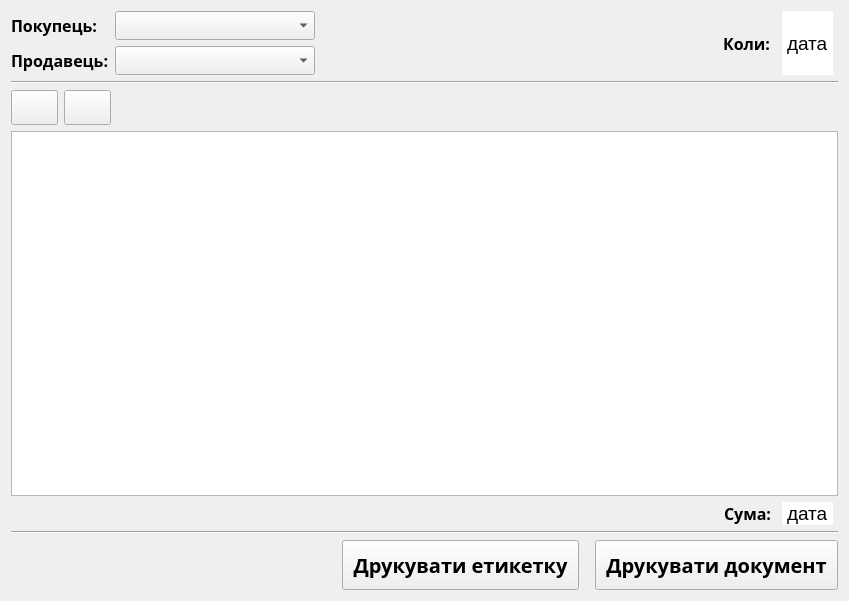
Qt form AutoCenterDesktop/widgets/records.ui (Sage-Cat/AutoCenterDesktop) before a commit.
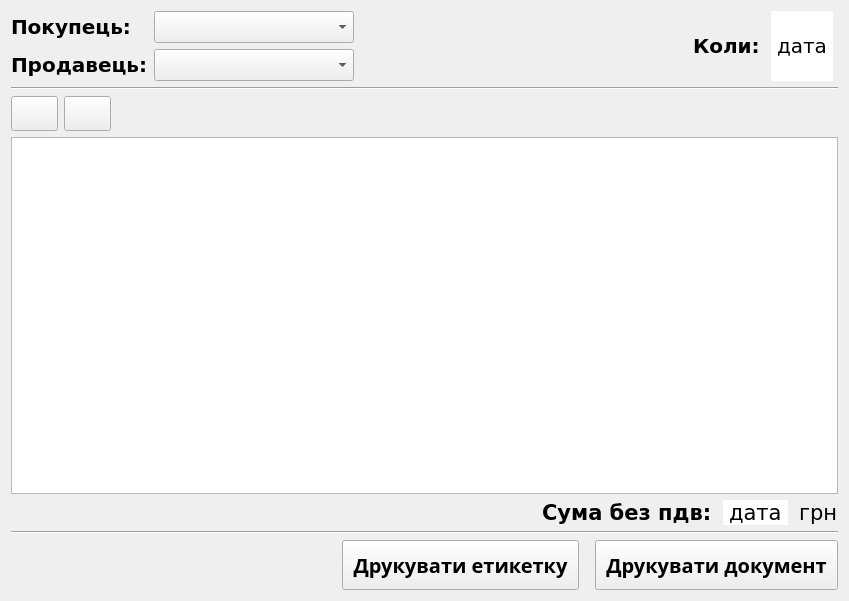
The same form after that commit. Icons and pictures are not drawn.

Commit message: Records tableView and line_sum done

The edit to the form file:
```diff
--- a/AutoCenterDesktop/widgets/records.ui
+++ b/AutoCenterDesktop/widgets/records.ui
@@ -33,8 +33,8 @@
            </property>
            <property name="font">
             <font>
-             <family>Alef</family>
-             <pointsize>12</pointsize>
+             <family>DejaVu Sans</family>
+             <pointsize>15</pointsize>
              <weight>75</weight>
              <bold>true</bold>
             </font>
@@ -51,8 +51,8 @@
            </property>
            <property name="font">
             <font>
-             <family>Alef</family>
-             <pointsize>12</pointsize>
+             <family>DejaVu Sans</family>
+             <pointsize>15</pointsize>
              <weight>75</weight>
              <bold>true</bold>
             </font>
@@ -82,8 +82,8 @@
            </property>
            <property name="font">
             <font>
-             <family>Calibri</family>
-             <pointsize>12</pointsize>
+             <family>DejaVu Sans</family>
+             <pointsize>15</pointsize>
              <underline>false</underline>
             </font>
            </property>
@@ -105,8 +105,8 @@
            </property>
            <property name="font">
             <font>
-             <family>Calibri</family>
-             <pointsize>12</pointsize>
+             <family>DejaVu Sans</family>
+             <pointsize>15</pointsize>
              <underline>false</underline>
             </font>
            </property>
@@ -140,8 +140,8 @@
            </property>
            <property name="font">
             <font>
-             <family>Alef</family>
-             <pointsize>12</pointsize>
+             <family>DejaVu Sans</family>
+             <pointsize>15</pointsize>
              <weight>75</weight>
              <bold>true</bold>
             </font>
@@ -158,8 +158,8 @@
            </property>
            <property name="font">
             <font>
-             <family>Cantarell</family>
-             <pointsize>14</pointsize>
+             <family>DejaVu Sans</family>
+             <pointsize>15</pointsize>
             </font>
            </property>
            <property name="styleSheet">
@@ -261,34 +261,13 @@
     </layout>
    </item>
    <item>
-    <widget class="QTableWidget" name="tableWidget">
+    <widget class="QTableView" name="tableView">
      <property name="font">
       <font>
-       <family>Segoe UI</family>
-       <pointsize>12</pointsize>
+       <family>DejaVu Sans</family>
+       <pointsize>14</pointsize>
       </font>
      </property>
-     <property name="sizeAdjustPolicy">
-      <enum>QAbstractScrollArea::AdjustToContents</enum>
-     </property>
-     <property name="editTriggers">
-      <set>QAbstractItemView::AnyKeyPressed|QAbstractItemView::DoubleClicked|QAbstractItemView::EditKeyPressed</set>
-     </property>
-     <property name="rowCount">
-      <number>0</number>
-     </property>
-     <property name="columnCount">
-      <number>0</number>
-     </property>
-     <attribute name="horizontalHeaderMinimumSectionSize">
-      <number>200</number>
-     </attribute>
-     <attribute name="horizontalHeaderDefaultSectionSize">
-      <number>200</number>
-     </attribute>
-     <attribute name="horizontalHeaderStretchLastSection">
-      <bool>true</bool>
-     </attribute>
     </widget>
    </item>
    <item>
@@ -315,14 +294,14 @@
          </property>
          <property name="font">
           <font>
-           <family>Alef</family>
-           <pointsize>12</pointsize>
+           <family>DejaVu Sans</family>
+           <pointsize>16</pointsize>
            <weight>75</weight>
            <bold>true</bold>
           </font>
          </property>
          <property name="text">
-          <string>Сума:</string>
+          <string>Сума без пдв:</string>
          </property>
         </widget>
        </item>
@@ -331,10 +310,16 @@
          <property name="enabled">
           <bool>true</bool>
          </property>
+         <property name="minimumSize">
+          <size>
+           <width>40</width>
+           <height>0</height>
+          </size>
+         </property>
          <property name="font">
           <font>
-           <family>Cantarell</family>
-           <pointsize>14</pointsize>
+           <family>DejaVu Sans</family>
+           <pointsize>16</pointsize>
           </font>
          </property>
          <property name="styleSheet">
@@ -347,6 +332,19 @@
          </property>
         </widget>
        </item>
+       <item>
+        <widget class="QLabel" name="label_2">
+         <property name="font">
+          <font>
+           <family>DejaVu Sans</family>
+           <pointsize>16</pointsize>
+          </font>
+         </property>
+         <property name="text">
+          <string>грн</string>
+         </property>
+        </widget>
+       </item>
       </layout>
      </item>
     </layout>
```
The commit also changes 2 other files.
